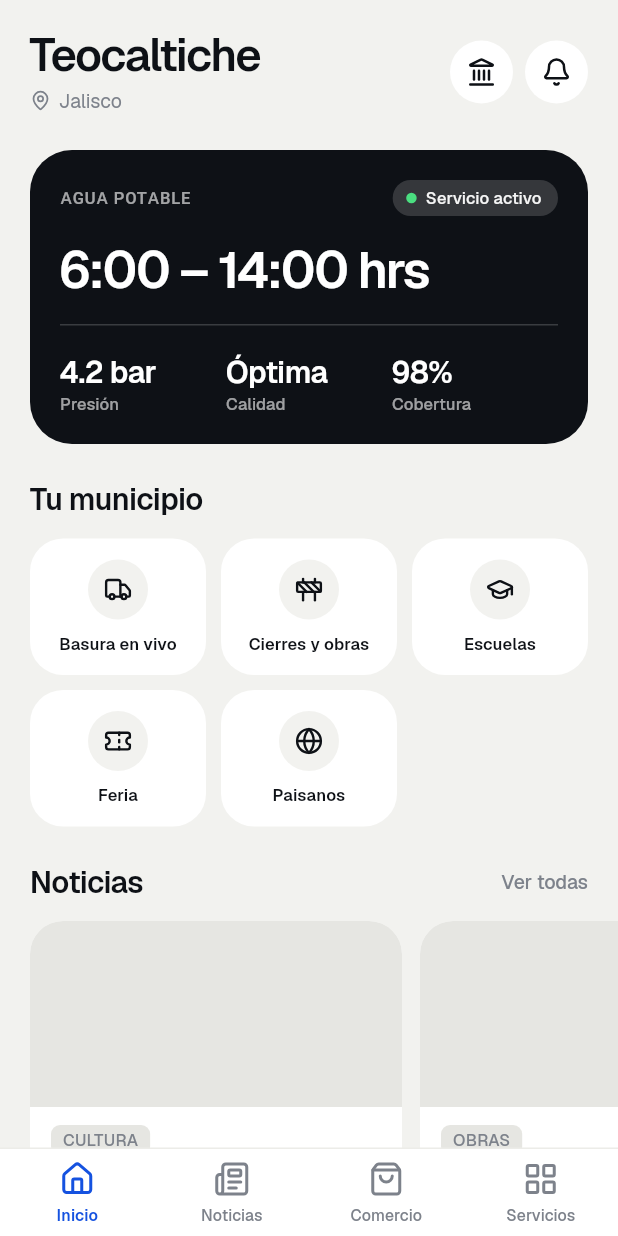
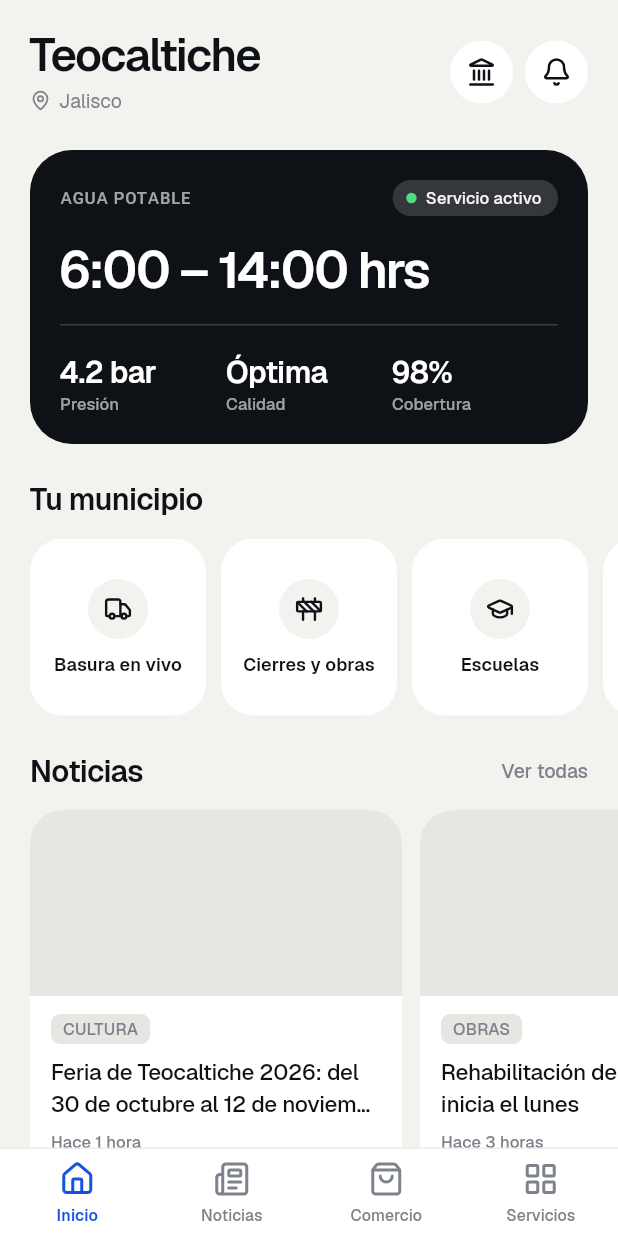
Before and after one commit to JustinM1770/miteocal-platform, a Flutter app: the ConchaPrincipal screen opened directly, on a phone screen of 412 x 824 dp. Run offline on Flutter 3.47's test engine with Material 3 defaults, Android fonts, the phone set to English and light mode, and no system bars; our stand-ins replace cloud_firestore, firebase_core, flutter_map, geolocator, google_fonts, image_picker and 6 more; missing offline and left inert: liquid_glass_widgets; accounts and stored records are empty; Roboto replaces fonts that are missing (Geist Mono).

Commit message:
fix(app): créditos del mapa discretos, velo bajo la barra de estado y módulos en carrusel

```diff
--- a/mobile_app/lib/navegacion/concha_principal.dart
+++ b/mobile_app/lib/navegacion/concha_principal.dart
@@ -42,7 +42,9 @@ class ConchaPrincipal extends StatelessWidget {
         backgroundColor: Colores.fondoPantalla,
         // El contenido corre por debajo de la barra para que el cristal lo refracte
         extendBody: true,
-        body: IndexedStack(index: pestanas.actual, children: _paginas),
+        body: _ConVelo(
+          child: IndexedStack(index: pestanas.actual, children: _paginas),
+        ),
         bottomNavigationBar: GlassTabBar.bottom(
           tabs: [
             for (final (etiqueta, icono) in _destinos)
@@ -59,7 +61,9 @@ class ConchaPrincipal extends StatelessWidget {
     }
     return Scaffold(
       backgroundColor: Colores.fondoPantalla,
-      body: IndexedStack(index: pestanas.actual, children: _paginas),
+      body: _ConVelo(
+        child: IndexedStack(index: pestanas.actual, children: _paginas),
+      ),
       bottomNavigationBar: _BarraPestanas(
         actual: pestanas.actual,
         destinos: _destinos,
@@ -135,3 +139,42 @@ class _BarraPestanas extends StatelessWidget {
     );
   }
 }
+
+/// Al hacer scroll, el contenido se cortaba en seco bajo la barra de estado.
+/// Este velo cubre esa franja y se desvanece, así el corte no se nota.
+class _ConVelo extends StatelessWidget {
+  const _ConVelo({required this.child});
+  final Widget child;
+
+  @override
+  Widget build(BuildContext context) {
+    final arriba = MediaQuery.paddingOf(context).top;
+    return Stack(
+      children: [
+        child,
+        Positioned(
+          top: 0,
+          left: 0,
+          right: 0,
+          height: arriba + 22,
+          child: IgnorePointer(
+            child: DecoratedBox(
+              decoration: BoxDecoration(
+                gradient: LinearGradient(
+                  begin: Alignment.topCenter,
+                  end: Alignment.bottomCenter,
+                  stops: [0, arriba / (arriba + 22), 1],
+                  colors: [
+                    Colores.fondoPantalla,
+                    Colores.fondoPantalla,
+                    Colores.fondoPantalla.withValues(alpha: 0),
+                  ],
+                ),
+              ),
+            ),
+          ),
+        ),
+      ],
+    );
+  }
+}
--- a/mobile_app/lib/nucleo/widgets/mapa.dart
+++ b/mobile_app/lib/nucleo/widgets/mapa.dart
@@ -78,8 +78,13 @@ class MapaMunicipio extends StatelessWidget {
                   if (trazos.isNotEmpty) PolylineLayer(polylines: trazos),
                   if (marcadores.isNotEmpty) MarkerLayer(markers: marcadores),
                   // Mapbox exige mostrar la atribucion.
-                  const SimpleAttributionWidget(
-                    source: Text('© Mapbox © OpenStreetMap'),
+                  // Botón «i» discreto que despliega los créditos.
+                  const RichAttributionWidget(
+                    showFlutterMapAttribution: false,
+                    attributions: [
+                      TextSourceAttribution('Mapbox'),
+                      TextSourceAttribution('OpenStreetMap'),
+                    ],
                   ),
                 ],
               ),
--- a/mobile_app/lib/pantallas/inicio_pagina.dart
+++ b/mobile_app/lib/pantallas/inicio_pagina.dart
@@ -330,26 +330,34 @@ class _TituloSeccion extends StatelessWidget {
   }
 }
 
-/// Cuadricula de 3 columnas con los modulos contratados por el municipio.
+/// Carrusel de los módulos contratados por el municipio. Caben tres a lo
+/// ancho, repartidos de orilla a orilla; si hay más, se deslizan.
 class _Modulos extends StatelessWidget {
   const _Modulos({required this.modulos, required this.alAbrir});
 
   final List<Modulo> modulos;
   final ValueChanged<Modulo> alAbrir;
 
+  static const _separacion = 10.0;
+
   @override
   Widget build(BuildContext context) {
-    return Padding(
-      padding: const EdgeInsets.symmetric(horizontal: Medidas.margenLateral),
-      child: LayoutBuilder(
+    return LayoutBuilder(
       builder: (context, c) {
-          final ancho = (c.maxWidth - 20) / 3;
-          return Wrap(
-            spacing: 10,
-            runSpacing: 10,
-            children: [
-              for (final m in modulos)
-                SizedBox(
+        final util = c.maxWidth - Medidas.margenLateral * 2;
+        final ancho = (util - _separacion * 2) / 3;
+        return SizedBox(
+          height: 118,
+          child: ListView.separated(
+            scrollDirection: Axis.horizontal,
+            padding: const EdgeInsets.symmetric(
+              horizontal: Medidas.margenLateral,
+            ),
+            itemCount: modulos.length,
+            separatorBuilder: (_, _) => const SizedBox(width: _separacion),
+            itemBuilder: (context, i) {
+              final m = modulos[i];
+              return SizedBox(
                 width: ancho,
                 child: Material(
                   color: Colores.fondoTarjeta,
@@ -365,6 +373,7 @@ class _Modulos extends StatelessWidget {
                         vertical: 14,
                       ),
                       child: Column(
+                        mainAxisAlignment: MainAxisAlignment.center,
                         children: [
                           Container(
                             width: 40,
@@ -383,9 +392,12 @@ class _Modulos extends StatelessWidget {
                           Text(
                             m.nombre,
                             textAlign: TextAlign.center,
+                            maxLines: 2,
+                            overflow: TextOverflow.ellipsis,
                             style: Tipografia.micro.copyWith(
                               color: Colores.textoPrimario,
                               fontWeight: FontWeight.w600,
+                              fontSize: 12,
                             ),
                           ),
                         ],
@@ -393,11 +405,11 @@ class _Modulos extends StatelessWidget {
                     ),
                   ),
                 ),
-                ),
-            ],
               );
             },
           ),
+        );
+      },
     );
   }
 }
```
Also changed, not shown: 1 other file. Lines whose indentation alone changed are shown as unchanged.
